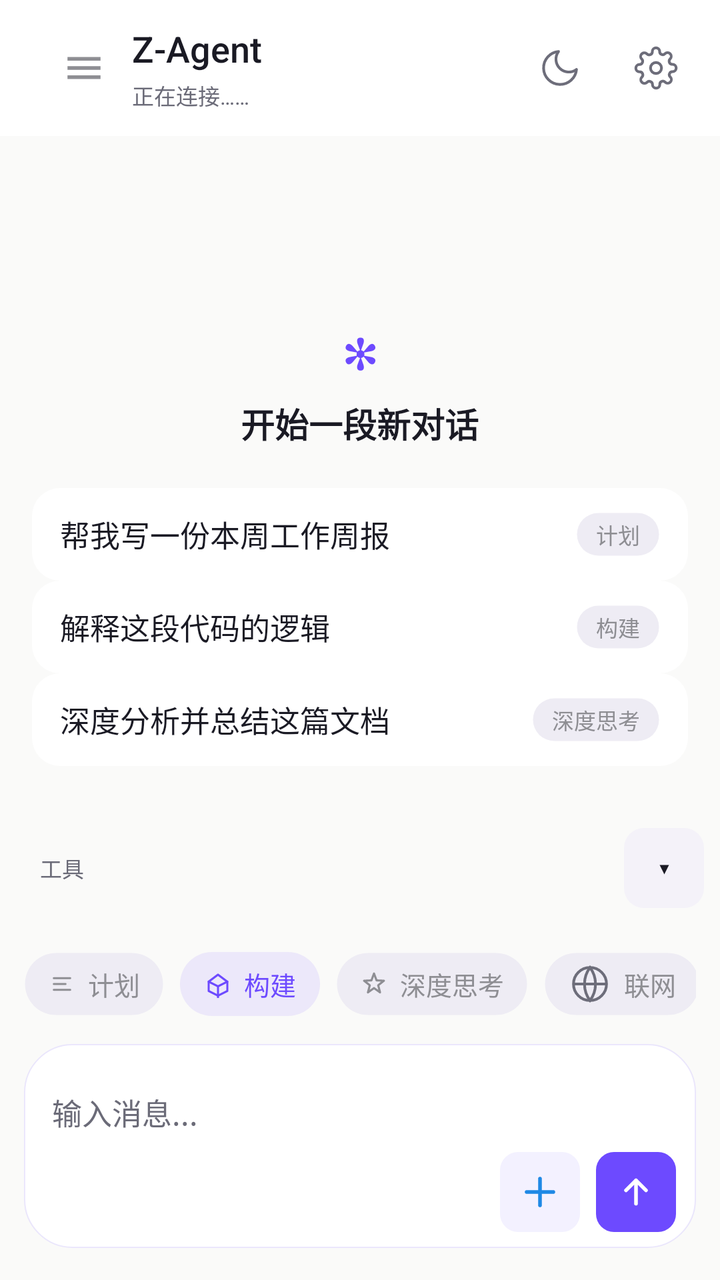
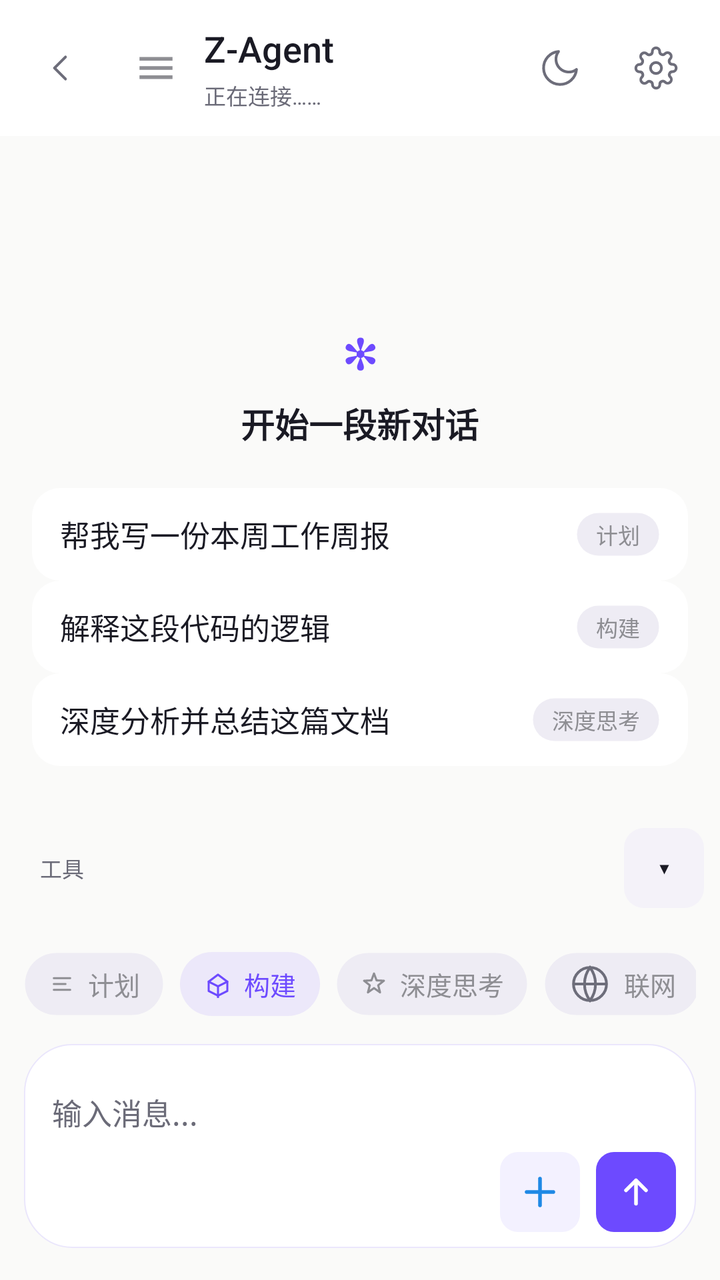

Compare the two renders of this Android layout. The source of the first and the diff that turns it into the second are given below.
<!-- AndroidManifest.xml: application theme AppTheme -->
<!-- res/layout/activity_main.xml -->
<?xml version="1.0" encoding="utf-8"?>
<FrameLayout xmlns:android="http://schemas.android.com/apk/res/android"
android:id="@+id/rootView" android:clipChildren="false" android:clipToPadding="false"
android:layout_width="match_parent"
android:layout_height="match_parent"
android:background="@color/bg_canvas"
>



<LinearLayout
android:layout_width="match_parent"
android:layout_height="match_parent"
android:orientation="vertical">


<LinearLayout
android:id="@+id/topBar"
android:layout_width="match_parent"
android:layout_height="wrap_content"
android:background="@color/bg_elevated"
android:gravity="center_vertical"
android:orientation="horizontal"
android:paddingStart="18dp"
android:paddingTop="10dp"
android:paddingEnd="8dp"
android:paddingBottom="10dp">

<FrameLayout
    android:id="@+id/historyButton"
    android:contentDescription="聊天记录"
    android:layout_width="48dp"
    android:layout_height="48dp"
    android:background="?attr/selectableItemBackgroundBorderless"
    android:clickable="true"
    android:focusable="true">
    <ImageView
        android:layout_width="22dp"
        android:layout_height="22dp"
        android:layout_gravity="center"
        android:src="@drawable/ic_history" />
    </FrameLayout>

<LinearLayout
android:layout_width="0dp"
android:layout_height="wrap_content"
android:layout_weight="1"
android:orientation="vertical">
<TextView
android:layout_width="wrap_content"
android:layout_height="wrap_content"
android:text="Z-Agent"
android:textColor="@color/text_primary"
android:fontFamily="sans-serif-medium"
android:textSize="18sp" />
<TextView
android:id="@+id/statusText"
android:layout_width="match_parent"
android:layout_height="wrap_content"
android:layout_marginTop="3dp"
android:ellipsize="end"
android:maxLines="1"
android:text="正在连接……"
android:textColor="@color/text_tertiary"
android:textSize="@dimen/fs_caption" />
</LinearLayout>


<FrameLayout
android:id="@+id/themeButton"
android:contentDescription="切换深浅主题"
android:layout_width="48dp"
android:layout_height="48dp"
android:background="?attr/selectableItemBackgroundBorderless"
android:clickable="true"
android:focusable="true">
<ImageView
android:id="@+id/themeIcon"
android:layout_width="22dp"
android:layout_height="22dp"
android:layout_gravity="center"
android:src="@drawable/ic_moon" />
 
</FrameLayout>


<FrameLayout
android:id="@+id/settingsButton"
android:contentDescription="打开设置"
android:layout_width="48dp"
android:layout_height="48dp"
android:background="?attr/selectableItemBackgroundBorderless"
android:clickable="true"
android:focusable="true">
<ImageView
android:layout_width="22dp"
android:layout_height="22dp"
android:layout_gravity="center"
android:src="@drawable/ic_gear" />
</FrameLayout>
</LinearLayout>


<FrameLayout android:clipChildren="false" android:clipToPadding="false"
android:layout_width="match_parent"
android:layout_height="0dp"
android:layout_weight="1">

<ScrollView
android:id="@+id/outputScroll"
android:layout_width="match_parent"
android:layout_height="match_parent"
android:background="@color/bg_canvas"
android:fillViewport="true"
android:overScrollMode="always"
android:scrollbars="vertical">
<LinearLayout
android:id="@+id/chatContainer"
android:layout_width="match_parent"
android:layout_height="wrap_content"
android:gravity="bottom"
android:orientation="vertical"
android:paddingStart="8dp"
android:paddingTop="12dp"
android:paddingEnd="8dp"
android:paddingBottom="200dp">

<LinearLayout
android:id="@+id/emptyState"
android:layout_width="match_parent"
android:layout_height="0dp"
android:gravity="center"
android:layout_weight="1"
android:orientation="vertical"
android:paddingTop="48dp"
android:paddingBottom="24dp">
<TextView
android:layout_width="wrap_content"
android:layout_height="wrap_content"
android:text="✻"
android:textColor="@color/accent"
android:textSize="@dimen/fs_display"
android:textStyle="bold" />
<TextView
android:layout_width="wrap_content"
android:layout_height="wrap_content"
android:layout_marginTop="8dp"
android:text="开始一段新对话"
android:textColor="@color/text_primary"
android:textSize="@dimen/fs_title"
android:textStyle="bold" />


<LinearLayout android:layout_width="match_parent" android:layout_height="wrap_content" android:layout_marginTop="20dp" android:orientation="vertical" android:paddingStart="8dp" android:paddingEnd="8dp">

<LinearLayout android:id="@+id/promptCard1" android:layout_width="match_parent" android:layout_height="wrap_content" android:background="@drawable/bg_prompt_card" android:clickable="true" android:focusable="true" android:orientation="horizontal" android:gravity="center_vertical" android:paddingStart="14dp" android:paddingTop="12dp" android:paddingEnd="14dp" android:paddingBottom="12dp"><TextView android:layout_width="0dp" android:layout_height="wrap_content" android:layout_weight="1" android:text="帮我写一份本周工作周报" android:textColor="@color/text_primary" android:textSize="@dimen/fs_body"/><TextView android:layout_width="wrap_content" android:layout_height="wrap_content" android:layout_marginStart="8dp" android:background="@drawable/bg_chip_ghost" android:paddingStart="10dp" android:paddingTop="3dp" android:paddingEnd="10dp" android:paddingBottom="3dp" android:text="计划" android:textColor="@color/chip_text_inactive" android:textSize="11sp"/></LinearLayout>

<LinearLayout android:id="@+id/promptCard2" android:layout_width="match_parent" android:layout_height="wrap_content" android:background="@drawable/bg_prompt_card" android:clickable="true" android:focusable="true" android:orientation="horizontal" android:gravity="center_vertical" android:paddingStart="14dp" android:paddingTop="12dp" android:paddingEnd="14dp" android:paddingBottom="12dp"><TextView android:layout_width="0dp" android:layout_height="wrap_content" android:layout_weight="1" android:text="解释这段代码的逻辑" android:textColor="@color/text_primary" android:textSize="@dimen/fs_body"/><TextView android:layout_width="wrap_content" android:layout_height="wrap_content" android:layout_marginStart="8dp" android:background="@drawable/bg_chip_ghost" android:paddingStart="10dp" android:paddingTop="3dp" android:paddingEnd="10dp" android:paddingBottom="3dp" android:text="构建" android:textColor="@color/chip_text_inactive" android:textSize="11sp"/></LinearLayout>

<LinearLayout android:id="@+id/promptCard3" android:layout_width="match_parent" android:layout_height="wrap_content" android:background="@drawable/bg_prompt_card" android:clickable="true" android:focusable="true" android:orientation="horizontal" android:gravity="center_vertical" android:paddingStart="14dp" android:paddingTop="12dp" android:paddingEnd="14dp" android:paddingBottom="12dp"><TextView android:layout_width="0dp" android:layout_height="wrap_content" android:layout_weight="1" android:text="深度分析并总结这篇文档" android:textColor="@color/text_primary" android:textSize="@dimen/fs_body"/><TextView android:layout_width="wrap_content" android:layout_height="wrap_content" android:layout_marginStart="8dp" android:background="@drawable/bg_chip_ghost" android:paddingStart="10dp" android:paddingTop="3dp" android:paddingEnd="10dp" android:paddingBottom="3dp" android:text="深度思考" android:textColor="@color/chip_text_inactive" android:textSize="11sp"/></LinearLayout>
</LinearLayout>
</LinearLayout>
 </LinearLayout>
</ScrollView>


<FrameLayout
android:id="@+id/scrollBottomBtn"
android:layout_width="40dp"
android:layout_height="40dp"
android:layout_gravity="bottom|end"
android:layout_marginEnd="16dp"
 android:layout_marginBottom="76dp"
android:background="@drawable/bg_circle_btn"
android:clickable="true"
android:focusable="true"
android:foreground="@drawable/ripple_circle"
android:visibility="gone">
<TextView
android:layout_width="wrap_content"
android:layout_height="wrap_content"
android:layout_gravity="center"
android:text="↓"
android:textColor="@color/accent"
android:textSize="20sp"
android:textStyle="bold" />
</FrameLayout>
</FrameLayout>

</LinearLayout>


<LinearLayout
android:layout_width="match_parent"
android:layout_height="wrap_content"
android:layout_gravity="bottom"
android:orientation="vertical">


<LinearLayout android:id="@+id/quickBarContainer" android:layout_width="match_parent" android:layout_height="wrap_content" android:background="@android:color/transparent" android:orientation="vertical">

 <LinearLayout android:id="@+id/quickRowWrap" android:layout_width="match_parent" android:layout_height="wrap_content" android:gravity="center_vertical" android:minHeight="56dp" android:orientation="horizontal" android:paddingStart="8dp" android:paddingTop="6dp" android:paddingEnd="8dp" android:paddingBottom="6dp"> <TextView android:layout_width="wrap_content" android:layout_height="wrap_content" android:paddingStart="12dp" android:paddingEnd="2dp" android:text="工具" android:textColor="@color/text_tertiary" android:textSize="11sp" /> <HorizontalScrollView android:id="@+id/quickScroll" android:layout_width="0dp" android:layout_height="wrap_content" android:layout_weight="1" android:overScrollMode="never" android:scrollbars="none"> <LinearLayout android:id="@+id/quickRow" android:layout_width="wrap_content" android:layout_height="wrap_content" android:gravity="center_vertical" android:orientation="horizontal" android:paddingStart="8dp" android:paddingEnd="8dp" /> </HorizontalScrollView> <TextView android:id="@+id/quickCollapse" android:layout_width="40dp" android:layout_height="40dp" android:layout_marginStart="4dp" android:background="@drawable/bg_quick" android:clickable="true" android:focusable="true" android:foreground="@drawable/ripple_pill" android:gravity="center" android:text="▾" android:textColor="@color/text_primary" android:textSize="16sp" /> </LinearLayout>  <LinearLayout android:id="@+id/quickEditBar" android:layout_width="match_parent" android:layout_height="36dp" android:background="@color/bg_subtle" android:gravity="center_vertical" android:orientation="horizontal" android:paddingStart="16dp" android:paddingEnd="12dp" android:visibility="gone"> <TextView android:layout_width="0dp" android:layout_height="wrap_content" android:layout_weight="1" android:text="拖动排序 · 点×移除 · 点＋添加" android:textColor="@color/text_secondary" android:textSize="11sp" /> <TextView android:id="@+id/quickEditDone" android:layout_width="wrap_content" android:layout_height="wrap_content" android:paddingStart="12dp" android:paddingEnd="4dp" android:text="完成" android:textColor="@color/accent" android:textSize="13sp" android:textStyle="bold" /> </LinearLayout>  </LinearLayout>


<LinearLayout android:id="@+id/inputBar" android:layout_width="match_parent" android:layout_height="wrap_content" android:background="@android:color/transparent" android:clipChildren="false" android:clipToPadding="false" android:orientation="vertical" android:paddingStart="12dp" android:paddingTop="14dp" android:paddingEnd="12dp" android:paddingBottom="14dp">




<LinearLayout android:layout_width="match_parent" android:layout_height="wrap_content" android:gravity="center_vertical" android:orientation="horizontal" android:paddingBottom="10dp">
<HorizontalScrollView android:layout_width="0dp" android:layout_height="wrap_content" android:layout_weight="1" android:scrollbars="none" android:overScrollMode="never">
<LinearLayout android:layout_width="wrap_content" android:layout_height="wrap_content" android:gravity="center_vertical" android:orientation="horizontal">
<TextView android:id="@+id/segPlan" android:layout_width="wrap_content" android:layout_height="32dp" android:background="@drawable/bg_chip_ghost" android:clickable="true" android:focusable="true" android:foreground="@drawable/ripple_pill" android:gravity="center_vertical" android:drawableStart="@drawable/ic_plan" android:drawablePadding="6dp" android:paddingStart="12dp" android:paddingEnd="12dp" android:text="计划" android:textColor="@color/chip_text_inactive" android:textSize="13sp" android:maxLines="1" />
<TextView android:id="@+id/segBuild" android:layout_width="wrap_content" android:layout_height="32dp" android:layout_marginStart="8dp" android:background="@drawable/bg_chip_active" android:clickable="true" android:focusable="true" android:foreground="@drawable/ripple_pill" android:gravity="center_vertical" android:drawableStart="@drawable/ic_build_active" android:drawablePadding="6dp" android:paddingStart="12dp" android:paddingEnd="12dp" android:text="构建" android:textColor="@color/accent" android:textSize="13sp" android:maxLines="1" />
<TextView android:id="@+id/chipThink2" android:layout_width="wrap_content" android:layout_height="32dp" android:layout_marginStart="8dp" android:background="@drawable/bg_chip_ghost" android:clickable="true" android:focusable="true" android:foreground="@drawable/ripple_pill" android:gravity="center_vertical" android:drawableStart="@drawable/ic_think" android:drawablePadding="6dp" android:paddingStart="12dp" android:paddingEnd="12dp" android:text="深度思考" android:textColor="@color/chip_text_inactive" android:textSize="13sp" android:maxLines="1" />
<TextView android:id="@+id/chipSearch" android:layout_width="wrap_content" android:layout_height="32dp" android:layout_marginStart="8dp" android:background="@drawable/bg_chip_ghost" android:clickable="true" android:focusable="true" android:foreground="@drawable/ripple_pill" android:gravity="center_vertical" android:drawableStart="@drawable/ic_globe" android:drawablePadding="6dp" android:paddingStart="12dp" android:paddingEnd="12dp" android:text="联网" android:textColor="@color/chip_text_inactive" android:textSize="13sp" android:maxLines="1" />
</LinearLayout>
</HorizontalScrollView>
</LinearLayout>



<LinearLayout android:id="@+id/inputCard" android:layout_width="match_parent" android:layout_height="wrap_content" android:layout_marginTop="4dp" android:layout_marginBottom="2dp" android:background="@drawable/bg_input_card" android:elevation="10dp" android:orientation="vertical" android:paddingStart="14dp" android:paddingTop="10dp" android:paddingEnd="10dp" android:paddingBottom="8dp">

<HorizontalScrollView android:id="@+id/attachScroll" android:layout_width="match_parent" android:layout_height="wrap_content" android:scrollbars="none" android:visibility="gone">
<LinearLayout android:id="@+id/attachRow" android:layout_width="wrap_content" android:layout_height="wrap_content" android:orientation="horizontal" android:paddingBottom="6dp" />
</HorizontalScrollView>

<EditText android:id="@+id/inputEdit" android:layout_width="match_parent" android:layout_height="wrap_content" android:minHeight="44dp" android:background="@null" android:hint="输入消息..." android:imeOptions="actionSend" android:inputType="textCapSentences" android:maxLines="5" android:paddingTop="8dp" android:paddingBottom="4dp" android:textColor="@color/text_primary" android:textColorHint="@color/text_tertiary" android:textSize="@dimen/fs_body" />

<LinearLayout android:layout_width="match_parent" android:layout_height="wrap_content" android:gravity="center_vertical|end" android:orientation="horizontal">

<FrameLayout android:id="@+id/btnPlus" android:contentDescription="添加附件" android:layout_width="40dp" android:layout_height="40dp" android:background="@drawable/bg_circle_btn" android:clickable="true" android:focusable="true" android:foreground="@drawable/ripple_circle">
<ImageView android:layout_width="20dp" android:layout_height="20dp" android:layout_gravity="center" android:src="@drawable/ic_plus" />
</FrameLayout>

<FrameLayout android:id="@+id/sendButton" android:contentDescription="发送消息" android:layout_width="40dp" android:layout_height="40dp" android:layout_marginStart="8dp" android:background="@drawable/bg_circle_send" android:clickable="true" android:focusable="true" android:foreground="@drawable/ripple_circle">
<ImageView android:layout_width="20dp" android:layout_height="20dp" android:layout_gravity="center" android:src="@drawable/ic_arrow_up" />
</FrameLayout>
</LinearLayout>
</LinearLayout>

</LinearLayout>
</LinearLayout>
<FrameLayout android:id="@+id/quickBall" android:layout_width="52dp" android:layout_height="52dp" android:layout_gravity="end|bottom" android:layout_marginEnd="16dp" android:layout_marginBottom="150dp" android:background="@drawable/bg_quick_ball" android:clickable="true" android:focusable="true" android:foreground="@drawable/ripple_circle" android:visibility="gone"><TextView android:layout_width="wrap_content" android:layout_height="wrap_content" android:layout_gravity="center" android:text="✻" android:textColor="#FFFFFF" android:textSize="22sp" android:textStyle="bold" /> </FrameLayout>
</FrameLayout>
<!-- resources referenced by this layout -->
<resources>
  <color name="accent">#6D4AFF</color>
  <color name="bg_canvas">#FAFAF9</color>
  <color name="bg_elevated">#FFFFFF</color>
  <color name="bg_subtle">#F4F2F9</color>
  <color name="chip_text_inactive">#8E8E93</color>
  <color name="text_primary">#1A1A24</color>
  <color name="text_secondary">#6D6D7A</color>
  <color name="text_tertiary">#6B6B78</color>
  <dimen name="fs_body">15sp</dimen>
  <dimen name="fs_caption">11sp</dimen>
  <dimen name="fs_display">22sp</dimen>
  <dimen name="fs_title">17sp</dimen>
  <!-- drawable bg_chip_active (drawable) -->
  <?xml version="1.0" encoding="utf-8"?>
  <shape xmlns:android="http://schemas.android.com/apk/res/android" android:shape="rectangle">
      <solid android:color="@color/chip_active_bg" />
      <corners android:radius="999dp" />
  </shape>
  <!-- drawable bg_circle_btn (drawable) -->
  <?xml version="1.0" encoding="utf-8"?>
  <shape xmlns:android="http://schemas.android.com/apk/res/android" android:shape="rectangle">
   <solid android:color="@color/accent_subtle" />
   <corners android:radius="8.95dp" />
  </shape>
  <!-- drawable bg_circle_send (drawable) -->
  <?xml version="1.0" encoding="utf-8"?>
  <shape xmlns:android="http://schemas.android.com/apk/res/android" android:shape="rectangle">
   <solid android:color="@color/accent" />
   <corners android:radius="8.95dp" />
  </shape>
  <!-- drawable bg_input_card (drawable) -->
  <?xml version="1.0" encoding="utf-8"?>
  <shape xmlns:android="http://schemas.android.com/apk/res/android" android:shape="rectangle">
  <solid android:color="@color/bg_elevated" />
  <corners android:radius="24dp" />
  <stroke android:width="0.5dp" android:color="@color/accent_line" />
  </shape>
  <!-- drawable bg_prompt_card (drawable) -->
  <?xml version="1.0" encoding="utf-8"?>
  <shape xmlns:android="http://schemas.android.com/apk/res/android" android:shape="rectangle">
  <solid android:color="@color/bg_elevated" />
  <corners android:radius="14dp" />
  </shape>
  <!-- drawable bg_quick (drawable) -->
  <?xml version="1.0" encoding="utf-8"?>
  <shape xmlns:android="http://schemas.android.com/apk/res/android" android:shape="rectangle">
  <solid android:color="@color/bg_subtle" />
  <corners android:radius="10dp" />
  </shape>
  <!-- drawable bg_quick_ball (drawable) -->
  <?xml version="1.0" encoding="utf-8"?>
  <shape xmlns:android="http://schemas.android.com/apk/res/android" android:shape="oval">
  <solid android:color="@color/accent" />
  <padding android:left="0dp" android:top="0dp" android:right="0dp" android:bottom="0dp" />
  </shape>
  <color name="chip_active_bg">#1A6D4AFF</color>
  <color name="chip_ghost_bg">#EEECF4</color>
  <color name="chip_ghost_stroke">#00000000</color>
  <color name="accent_subtle">#146D4AFF</color>
  <color name="accent_line">#1F6D4AFF</color>
  <style name="AppBottomSheet" parent="Theme.Design.Light.BottomSheetDialog">
  <item name="bottomSheetStyle">@style/AppBottomSheet.Modal</item>
  <item name="android:windowIsFloating">false</item>
  <item name="android:statusBarColor">@android:color/transparent</item>
  </style>
  <style name="AppBottomSheet.Modal" parent="Widget.Design.BottomSheet.Modal">
  <item name="android:background">@android:color/transparent</item>
  </style>
  <!-- unchanged entries left out for length: 14 -->
</resources>

<!-- the commit's change to res/layout/activity_main.xml (unified diff, before → after) -->
@@ -21,10 +21,25 @@ android:layout_height="wrap_content"
 android:background="@color/bg_elevated"
 android:gravity="center_vertical"
 android:orientation="horizontal"
-android:paddingStart="18dp"
+android:paddingStart="6dp"
 android:paddingTop="10dp"
 android:paddingEnd="8dp"
 android:paddingBottom="10dp">
+
+<FrameLayout
+    android:id="@+id/backButton"
+    android:contentDescription="退出到模式选择"
+    android:layout_width="48dp"
+    android:layout_height="48dp"
+    android:background="?attr/selectableItemBackgroundBorderless"
+    android:clickable="true"
+    android:focusable="true">
+    <ImageView
+        android:layout_width="22dp"
+        android:layout_height="22dp"
+        android:layout_gravity="center"
+        android:src="@drawable/ic_back" />
+    </FrameLayout>
 
 <FrameLayout
     android:id="@+id/historyButton"
@@ -243,4 +258,88 @@ android:orientation="vertical">
 </LinearLayout>
 </LinearLayout>
 <FrameLayout android:id="@+id/quickBall" android:layout_width="52dp" android:layout_height="52dp" android:layout_gravity="end|bottom" android:layout_marginEnd="16dp" android:layout_marginBottom="150dp" android:background="@drawable/bg_quick_ball" android:clickable="true" android:focusable="true" android:foreground="@drawable/ripple_circle" android:visibility="gone"><TextView android:layout_width="wrap_content" android:layout_height="wrap_content" android:layout_gravity="center" android:text="✻" android:textColor="#FFFFFF" android:textSize="22sp" android:textStyle="bold" /> </FrameLayout>
-</FrameLayout>
+
+
+<LinearLayout
+    android:id="@+id/modeSelectOverlay"
+    android:layout_width="match_parent"
+    android:layout_height="match_parent"
+    android:background="@color/bg_canvas"
+    android:orientation="vertical"
+    android:gravity="center"
+    android:paddingStart="24dp"
+    android:paddingEnd="24dp"
+    android:visibility="gone">
+
+    <TextView
+        android:layout_width="wrap_content"
+        android:layout_height="wrap_content"
+        android:text="Z-Agent"
+        android:textSize="40sp"
+        android:textStyle="bold"
+        android:textColor="@color/text_primary"
+        android:fontFamily="sans-serif-medium" />
+
+    <TextView
+        android:layout_width="wrap_content"
+        android:layout_height="wrap_content"
+        android:layout_marginTop="8dp"
+        android:layout_marginBottom="40dp"
+        android:text="选择运行模式"
+        android:textSize="15sp"
+        android:textColor="@color/text_tertiary" />
+
+    <LinearLayout
+        android:id="@+id/modeFreeCard"
+        android:layout_width="match_parent"
+        android:layout_height="wrap_content"
+        android:background="@drawable/bg_prompt_card"
+        android:clickable="true"
+        android:focusable="true"
+        android:foreground="@drawable/ripple_press"
+        android:orientation="vertical"
+        android:padding="20dp">
+            <TextView
+                android:layout_width="wrap_content"
+                android:layout_height="wrap_content"
+                android:text="免费模式"
+                android:textSize="18sp"
+                android:textStyle="bold"
+                android:textColor="@color/text_primary" />
+            <TextView
+                android:layout_width="wrap_content"
+                android:layout_height="wrap_content"
+                android:layout_marginTop="6dp"
+                android:text="无需 API Key，使用共享通道"
+                android:textSize="13sp"
+                android:textColor="@color/text_secondary" />
+    </LinearLayout>
+
+    <LinearLayout
+        android:id="@+id/modeKeyCard"
+        android:layout_width="match_parent"
+        android:layout_height="wrap_content"
+        android:layout_marginTop="16dp"
+        android:background="@drawable/bg_prompt_card"
+        android:clickable="true"
+        android:focusable="true"
+        android:foreground="@drawable/ripple_press"
+        android:orientation="vertical"
+        android:padding="20dp">
+            <TextView
+                android:layout_width="wrap_content"
+                android:layout_height="wrap_content"
+                android:text="自备 Key"
+                android:textSize="18sp"
+                android:textStyle="bold"
+                android:textColor="@color/text_primary" />
+            <TextView
+                android:layout_width="wrap_content"
+                android:layout_height="wrap_content"
+                android:layout_marginTop="6dp"
+                android:text="使用你自己的 DeepSeek API Key"
+                android:textSize="13sp"
+                android:textColor="@color/text_secondary" />
+    </LinearLayout>
+</LinearLayout>
+</FrameLayout>
<!-- resource entries referenced after the edit -->
@@ -55,6 +55,22 @@
   <solid android:color="@color/accent" />
   <padding android:left="0dp" android:top="0dp" android:right="0dp" android:bottom="0dp" />
   </shape>
+  <!-- drawable ic_back (drawable) -->
+  <?xml version="1.0" encoding="utf-8"?>
+  <vector xmlns:android="http://schemas.android.com/apk/res/android" android:width="22dp" android:height="22dp" android:viewportWidth="24" android:viewportHeight="24">
+  <path android:pathData="M15,18 L9,12 L15,6" android:strokeColor="@color/text_secondary" android:strokeWidth="1.5" android:strokeLineCap="round" android:strokeLineJoin="round"/>
+  </vector>
+  <!-- drawable ripple_press (drawable) -->
+  <?xml version="1.0" encoding="utf-8"?>
+  <ripple xmlns:android="http://schemas.android.com/apk/res/android"
+  android:color="?android:attr/colorControlHighlight">
+  <item android:id="@android:id/mask">
+  <shape android:shape="rectangle">
+  <corners android:radius="14dp" />
+  <solid android:color="#FFFFFF" />
+  </shape>
+  </item>
+  </ripple>
   <color name="chip_active_bg">#1A6D4AFF</color>
   <color name="chip_ghost_bg">#EEECF4</color>
   <color name="chip_ghost_stroke">#00000000</color>
